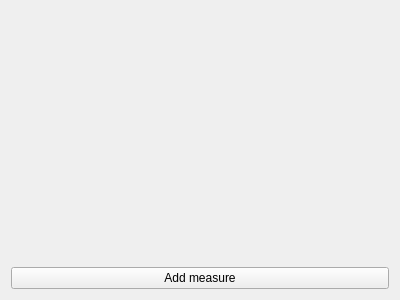
Qt form HardwareSyncMainPage.ui (arthur469/HardwareSyncAI) before a commit.
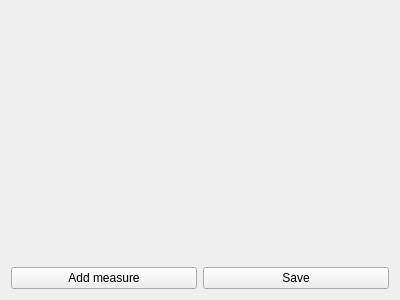
The same form after that commit.

What changed in the file:
```diff
--- a/HardwareSyncMainPage.ui
+++ b/HardwareSyncMainPage.ui
@@ -21,7 +21,14 @@
      </property>
     </widget>
    </item>
-   <item row="0" column="0">
+   <item row="1" column="1">
+    <widget class="QPushButton" name="save">
+     <property name="text">
+      <string>Save</string>
+     </property>
+    </widget>
+   </item>
+   <item row="0" column="0" colspan="2">
     <widget class="QScrollArea" name="scrollArea">
      <property name="frameShape">
       <enum>QFrame::NoFrame</enum>
```
